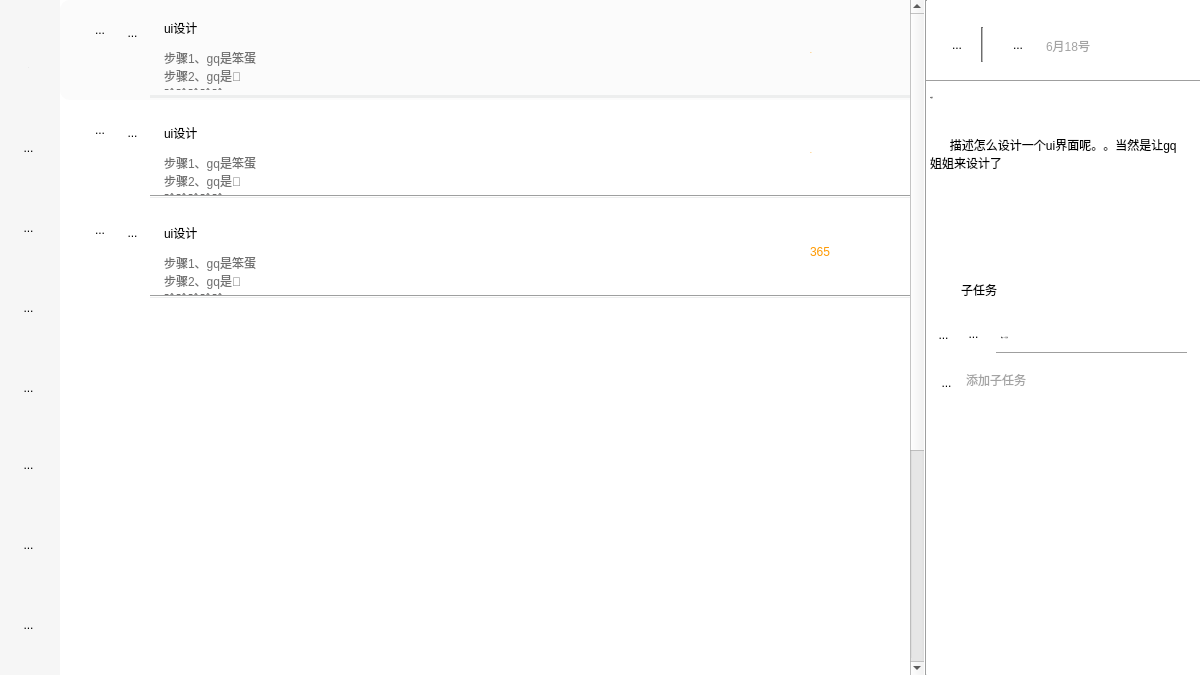
YuJieROOT/DailyManagement, file DailyManagement/countdownPage.ui: the form before one commit.
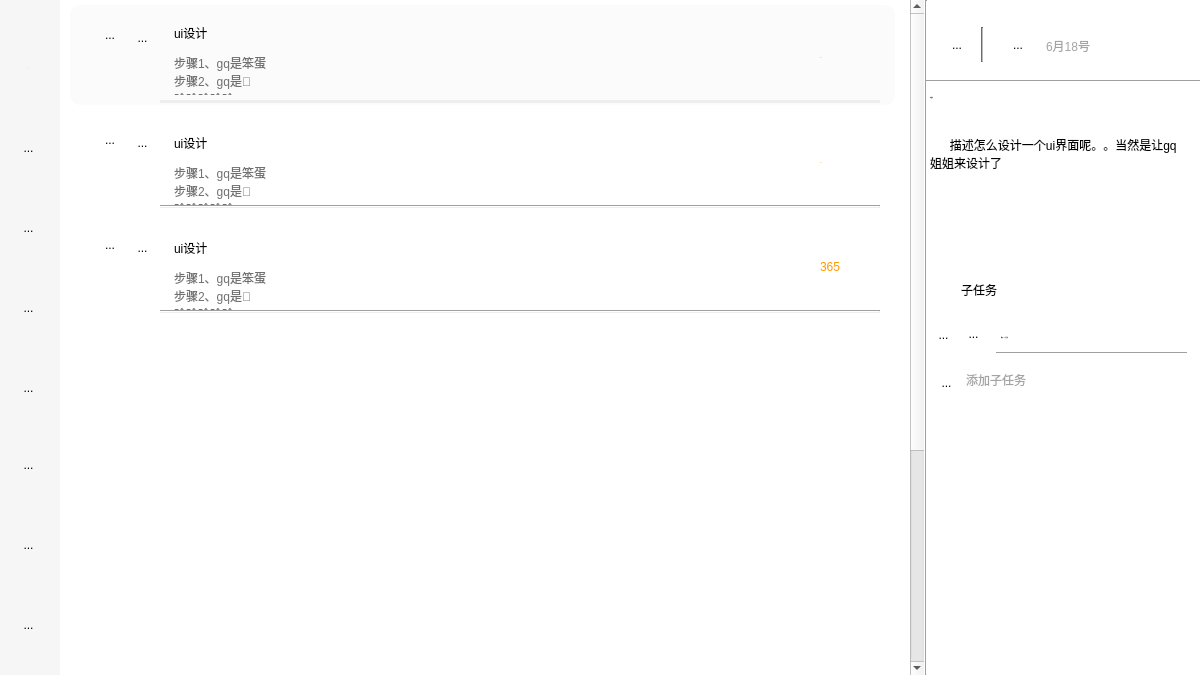
The form after the commit. Icons and pictures are not drawn.

Diff of the .ui file:
```diff
--- a/DailyManagement/countdownPage.ui
+++ b/DailyManagement/countdownPage.ui
@@ -318,9 +318,9 @@
      <widget class="QWidget" name="countdown_bar" native="true">
       <property name="geometry">
        <rect>
-        <x>0</x>
-        <y>0</y>
-        <width>865</width>
+        <x>10</x>
+        <y>5</y>
+        <width>825</width>
         <height>100</height>
        </rect>
       </property>
@@ -349,6 +349,9 @@
           <height>20</height>
          </rect>
         </property>
+        <property name="styleSheet">
+         <string notr="true">background-color: rgba(255, 255, 255, 0);</string>
+        </property>
         <property name="text">
          <string>...</string>
         </property>
@@ -484,7 +487,7 @@
         <rect>
          <x>90</x>
          <y>95</y>
-         <width>780</width>
+         <width>720</width>
          <height>3</height>
         </rect>
        </property>
@@ -499,9 +502,9 @@
      <widget class="QWidget" name="countdown_bar_2" native="true">
       <property name="geometry">
        <rect>
-        <x>0</x>
-        <y>100</y>
-        <width>865</width>
+        <x>10</x>
+        <y>110</y>
+        <width>825</width>
         <height>100</height>
        </rect>
       </property>
@@ -526,6 +529,9 @@
           <height>20</height>
          </rect>
         </property>
+        <property name="styleSheet">
+         <string notr="true">background-color: rgba(255, 255, 255, 0);</string>
+        </property>
         <property name="text">
          <string>...</string>
         </property>
@@ -661,7 +667,7 @@
         <rect>
          <x>90</x>
          <y>95</y>
-         <width>780</width>
+         <width>720</width>
          <height>3</height>
         </rect>
        </property>
@@ -676,9 +682,9 @@
      <widget class="QWidget" name="countdown_bar_3" native="true">
       <property name="geometry">
        <rect>
-        <x>0</x>
-        <y>200</y>
-        <width>865</width>
+        <x>10</x>
+        <y>215</y>
+        <width>825</width>
         <height>100</height>
        </rect>
       </property>
@@ -703,6 +709,9 @@
           <height>20</height>
          </rect>
         </property>
+        <property name="styleSheet">
+         <string notr="true">background-color: rgba(255, 255, 255, 0);</string>
+        </property>
         <property name="text">
          <string>...</string>
         </property>
@@ -829,7 +838,7 @@
         <rect>
          <x>90</x>
          <y>95</y>
-         <width>780</width>
+         <width>720</width>
          <height>3</height>
         </rect>
        </property>
```
Left out of the diff: 6 changed lines with no effect on the pictures.
